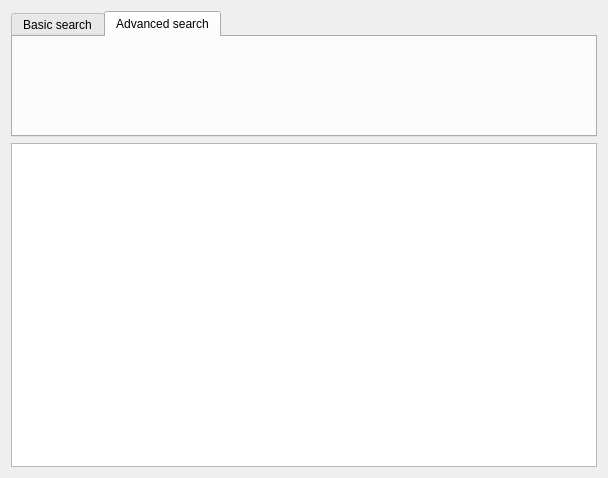
The window that searchdialog.ui (afigegoznaet/YAC_Commander) describes before a commit, drawn with Qt 5.
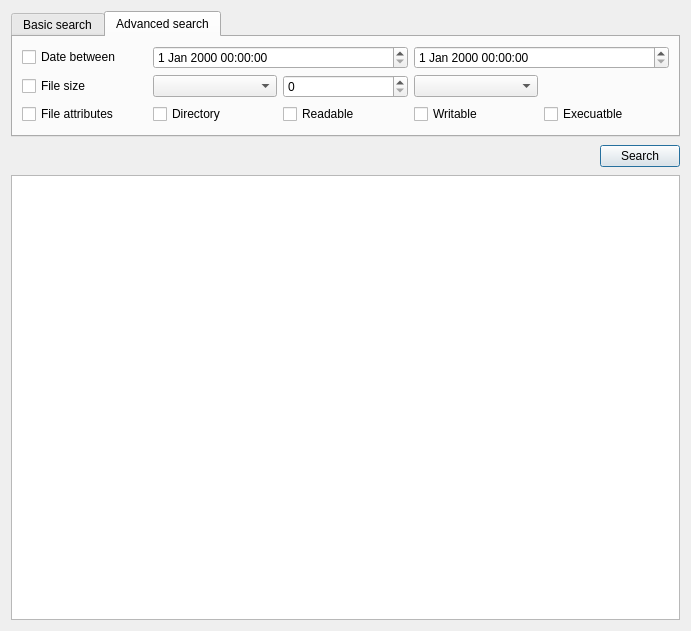
The same window after the commit. The open tabs and pages were chosen to show the change. Custom widgets are drawn as their Qt base class.

Commit message: Added advanced tab and text search combo (all GUI changes without bindings)

```diff
--- a/searchdialog.ui
+++ b/searchdialog.ui
@@ -6,8 +6,8 @@
    <rect>
     <x>0</x>
     <y>0</y>
-    <width>608</width>
-    <height>478</height>
+    <width>691</width>
+    <height>631</height>
    </rect>
   </property>
   <property name="sizePolicy">
@@ -19,10 +19,8 @@
   <property name="windowTitle">
    <string>Dialog</string>
   </property>
-  <layout class="QGridLayout" name="gridLayout_2">
+  <layout class="QGridLayout" name="gridLayout">
    <item row="0" column="0">
-    <layout class="QHBoxLayout" name="horizontalLayout_2">
-     <item>
       <widget class="QTabWidget" name="tabWidget">
        <property name="sizePolicy">
         <sizepolicy hsizetype="Expanding" vsizetype="Preferred">
@@ -37,9 +35,7 @@
         <attribute name="title">
          <string>Basic search</string>
         </attribute>
-        <layout class="QVBoxLayout" name="verticalLayout">
-         <item>
-          <layout class="QGridLayout" name="gridLayout">
+      <layout class="QGridLayout" name="gridLayout_2">
            <item row="0" column="0">
             <widget class="QLabel" name="label_2">
              <property name="text">
@@ -74,9 +70,92 @@
              </property>
             </widget>
            </item>
-          </layout>
-         </item>
-         <item>
+       <item row="2" column="0">
+        <widget class="QLabel" name="searchTextLabel">
+         <property name="text">
+          <string>Search text:</string>
+         </property>
+        </widget>
+       </item>
+       <item row="2" column="1">
+        <widget class="CustomDropDown" name="textSearchCombo"/>
+       </item>
+      </layout>
+     </widget>
+     <widget class="QWidget" name="advancedTab">
+      <attribute name="title">
+       <string>Advanced search</string>
+      </attribute>
+      <layout class="QGridLayout" name="gridLayout_4">
+       <item row="0" column="3" colspan="2">
+        <widget class="QDateTimeEdit" name="dateTimeTo"/>
+       </item>
+       <item row="2" column="0">
+        <widget class="QCheckBox" name="attributesCheck">
+         <property name="text">
+          <string>File attributes</string>
+         </property>
+        </widget>
+       </item>
+       <item row="2" column="2">
+        <widget class="QCheckBox" name="readableBox">
+         <property name="text">
+          <string>Readable</string>
+         </property>
+        </widget>
+       </item>
+       <item row="1" column="3">
+        <widget class="QComboBox" name="unitCombo"/>
+       </item>
+       <item row="0" column="0">
+        <widget class="QCheckBox" name="dateCheck">
+         <property name="text">
+          <string>Date between</string>
+         </property>
+        </widget>
+       </item>
+       <item row="2" column="4">
+        <widget class="QCheckBox" name="executableBox">
+         <property name="text">
+          <string>Execuatble</string>
+         </property>
+        </widget>
+       </item>
+       <item row="1" column="0">
+        <widget class="QCheckBox" name="size_Check">
+         <property name="text">
+          <string>File size</string>
+         </property>
+        </widget>
+       </item>
+       <item row="1" column="1">
+        <widget class="QComboBox" name="cmpCombo"/>
+       </item>
+       <item row="2" column="1">
+        <widget class="QCheckBox" name="dirBox">
+         <property name="text">
+          <string>Directory</string>
+         </property>
+        </widget>
+       </item>
+       <item row="1" column="2">
+        <widget class="QSpinBox" name="sizeSpin"/>
+       </item>
+       <item row="0" column="1" colspan="2">
+        <widget class="QDateTimeEdit" name="dateTimeFrom"/>
+       </item>
+       <item row="2" column="3">
+        <widget class="QCheckBox" name="writableBox">
+         <property name="text">
+          <string>Writable</string>
+         </property>
+        </widget>
+       </item>
+      </layout>
+     </widget>
+    </widget>
+   </item>
+   <item row="1" column="0">
           <layout class="QHBoxLayout" name="horizontalLayout">
            <item>
             <spacer name="horizontalSpacer">
@@ -85,8 +164,8 @@
              </property>
              <property name="sizeHint" stdset="0">
               <size>
-               <width>40</width>
-               <height>20</height>
+         <width>534</width>
+         <height>26</height>
               </size>
              </property>
             </spacer>
@@ -100,18 +179,7 @@
            </item>
           </layout>
          </item>
-        </layout>
-       </widget>
-       <widget class="QWidget" name="advancedTab">
-        <attribute name="title">
-         <string>Advanced search</string>
-        </attribute>
-       </widget>
-      </widget>
-     </item>
-    </layout>
-   </item>
-   <item row="1" column="0">
+   <item row="2" column="0">
     <widget class="QListView" name="listView"/>
    </item>
   </layout>
```
Left out of the diff: 8 changed lines with no effect on the pictures. Lines whose indentation alone changed are shown as unchanged. The commit also changes 1 other file.
